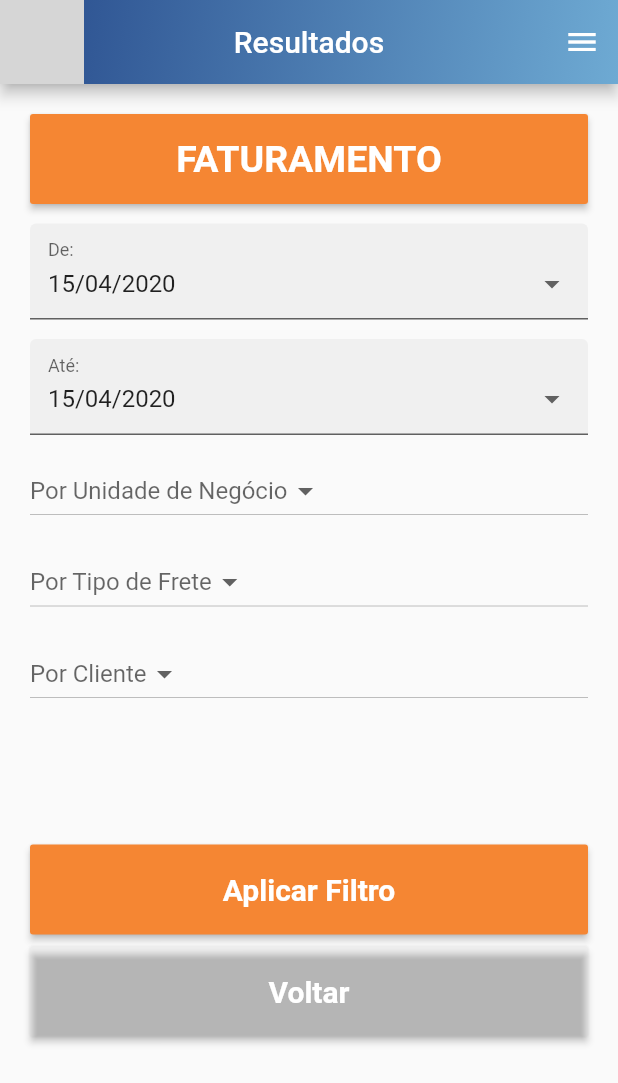
After one commit to rodrigoservicelogic/TMS-Mobile, a Flutter app: the FiltroFaturamento screen opened directly, on a phone screen of 412 x 824 dp. The commit adds this screen. Shown: the top 1083 px of the screen. Run offline on Flutter 3.47's test engine with Material 2 defaults, Android fonts, the light colour scheme and no system bars; our stand-ins replace date_format; grey boxes are pictures that could not be loaded.

Commit message:
Implemntado filtros basicos

```diff
--- a/lib/main.dart
+++ b/lib/main.dart
@@ -1,4 +1,5 @@
 import 'package:flutter/material.dart';
+import 'package:flutter_localizations/flutter_localizations.dart';
 
 import 'pages/splash-screen.dart';
 
@@ -14,6 +15,13 @@ class MyApp extends StatelessWidget {
         primarySwatch: Colors.blue,
       ),
       debugShowCheckedModeBanner: false,
+      localizationsDelegates: [
+        GlobalMaterialLocalizations.delegate,
+        GlobalWidgetsLocalizations.delegate,
+      ],
+      supportedLocales: [
+        const Locale('pt', 'BR'),
+      ],
       home: SplashScreen(),
     );
   }
--- /dev/null
+++ b/lib/pages/filtro-faturamento.dart
@@ -0,0 +1,191 @@
+import 'package:flutter/material.dart';
+import 'package:tms_mobile/widgets/dateTimePicker.dart';
+
+class FiltroFaturamento extends StatefulWidget {
+  @override
+  _FiltroFaturamentoState createState() => _FiltroFaturamentoState();
+}
+
+class _FiltroFaturamentoState extends State<FiltroFaturamento> {
+  DateTime _dataInicial, _dataFinal;
+  List<String> _unidades = ['Unidade 1', 'Unidade 2', 'Unidade 3', 'Unidade 4'];
+  String _selectedUnidade;
+  List<String> _fretes = ['Frete 1', 'Frete 2', 'Frete 3', 'Frete 4'];
+  String _selectedFrete;
+  List<String> _clientes = ['Cliente 1', 'Cliente 2', 'Cliente 3', 'Cliente 4'];
+  String _selectedCliente;
+
+  String dropdownValue = '';
+
+  @override
+  void initState() {
+    super.initState();
+
+    _dataInicial = DateTime.now();
+    _dataFinal = DateTime.now();
+  }
+
+  @override
+  Widget build(BuildContext context) {
+    return Scaffold(
+      appBar: AppBar(
+        centerTitle: true,
+        title: Text("Resultados"),
+        leading: SizedBox(
+          height: 10,
+          child: Image.asset(
+            "images/icon_resultados.png",
+          ),
+        ),
+        actions: <Widget>[
+          IconButton(
+            icon: Icon(Icons.menu),
+            onPressed: () {},
+          )
+        ],
+        flexibleSpace: Container(
+          decoration: BoxDecoration(
+              gradient: LinearGradient(
+                  begin: Alignment.topLeft,
+                  end: Alignment.bottomRight,
+                  colors: <Color>[
+                Color.fromRGBO(39, 74, 139, 1),
+                Color.fromRGBO(110, 170, 211, 1)
+              ])),
+        ),
+      ),
+      body: Container(
+        padding: EdgeInsets.all(20),
+        child: ListView(
+          children: <Widget>[
+            SizedBox(
+              height: 60,
+              width: double.infinity,
+              child: RaisedButton(
+                color: Color(0xFFF58633),
+                textColor: Colors.white,
+                child: Text(
+                  "FATURAMENTO",
+                  style: TextStyle(fontWeight: FontWeight.bold, fontSize: 25),
+                ),
+                onPressed: () {},
+              ),
+            ),
+            SizedBox(
+              height: 13,
+            ),
+            DateTimePicker(
+              labelText: "De:",
+              selectedDate: _dataInicial,
+              selectDate: (DateTime date) {
+                print(date);
+                setState(() {
+                  _dataInicial = date;
+                });
+              },
+            ),
+            SizedBox(
+              height: 13,
+            ),
+            DateTimePicker(
+              labelText: "Até:",
+              selectedDate: _dataFinal,
+              selectDate: (DateTime date) {
+                print(date);
+                setState(() {
+                  _dataFinal = date;
+                });
+              },
+            ),
+            SizedBox(
+              height: 13,
+            ),
+            DropdownButton(
+              hint: Text('Por Unidade de Negócio'),
+              value: _selectedUnidade,
+              onChanged: (newValue) {
+                setState(() {
+                  _selectedUnidade = newValue;
+                });
+              },
+              items: _unidades.map((unidade) {
+                return DropdownMenuItem(
+                  child: new Text(unidade),
+                  value: unidade,
+                );
+              }).toList(),
+            ),
+            SizedBox(
+              height: 13,
+            ),
+            DropdownButton(
+              hint: Text('Por Tipo de Frete'),
+              value: _selectedFrete,
+              onChanged: (newValue) {
+                setState(() {
+                  _selectedFrete = newValue;
+                });
+              },
+              items: _fretes.map((frete) {
+                return DropdownMenuItem(
+                  child: new Text(frete),
+                  value: frete,
+                );
+              }).toList(),
+            ),
+            SizedBox(
+              height: 13,
+            ),
+            DropdownButton(
+              hint: Text('Por Cliente'),
+              value: _selectedCliente,
+              onChanged: (newValue) {
+                setState(() {
+                  _selectedCliente = newValue;
+                });
+              },
+              items: _clientes.map((cliente) {
+                return DropdownMenuItem(
+                  child: new Text(cliente),
+                  value: cliente,
+                );
+              }).toList(),
+            ),
+            SizedBox(
+              height: 90,
+            ),
+            SizedBox(
+              height: 60,
+              width: 40,
+              child: RaisedButton(
+                color: Color(0xFFF58633),
+                textColor: Colors.white,
+                child: Text(
+                  "Aplicar Filtro",
+                  style: TextStyle(fontWeight: FontWeight.bold, fontSize: 20),
+                ),
+                onPressed: () {},
+              ),
+            ),
+            SizedBox(
+              height: 8,
+            ),
+            SizedBox(
+              height: 60,
+              width: 40,
+              child: RaisedButton(
+                color: Color(0xf0f0f0),
+                textColor: Colors.white,
+                child: Text(
+                  "Voltar",
+                  style: TextStyle(fontWeight: FontWeight.bold, fontSize: 20),
+                ),
+                onPressed: () {},
+              ),
+            ),
+          ],
+        ),
+      ),
+    );
+  }
+}
--- a/lib/pages/login-page.dart
+++ b/lib/pages/login-page.dart
@@ -1,5 +1,5 @@
 import 'package:flutter/material.dart';
-import 'package:tms_mobile/pages/teste.dart';
+import 'package:tms_mobile/pages/filtro-faturamento.dart';
 
 class LoginPage extends StatefulWidget {
   @override
@@ -86,10 +86,8 @@ class _LoginPageState extends State<LoginPage> {
                       ),
                       onPressed: () {
                         if (_formKey.currentState.validate()) {
-                          Navigator.of(context).push(MaterialPageRoute(
-                              builder: (context) => TestePage(
-                                    nome: loginCtrl.text,
-                                  )));
+                          Navigator.of(context).pushReplacement(MaterialPageRoute(
+                              builder: (context) => FiltroFaturamento()));
                         }
                       },
                     ),
--- /dev/null
+++ b/lib/widgets/dateTimePicker.dart
@@ -0,0 +1,92 @@
+import 'package:flutter/material.dart';
+import 'package:date_format/date_format.dart';
+
+class DateTimePicker extends StatelessWidget {
+  const DateTimePicker(
+      {Key key,
+      this.labelText,
+      this.selectedDate,
+      this.selectedTime,
+      this.selectDate,
+      this.selectTime})
+      : super(key: key);
+
+  final String labelText;
+  final DateTime selectedDate;
+  final TimeOfDay selectedTime;
+  final ValueChanged<DateTime> selectDate;
+  final ValueChanged<TimeOfDay> selectTime;
+
+  Future<void> _selectDate(BuildContext context) async {
+    final DateTime picked = await showDatePicker(
+        context: context,
+        initialDate: selectedDate,
+        firstDate: DateTime(1900, 1),
+        lastDate: DateTime(2101));
+    if (picked != null && picked != selectedDate) selectDate(picked);
+  }
+
+  @override
+  Widget build(BuildContext context) {
+    final TextStyle valueStyle = TextStyle(fontSize: 16.0);
+    return Row(
+      crossAxisAlignment: CrossAxisAlignment.end,
+      children: <Widget>[
+        Expanded(
+          flex: 4,
+          child: _InputDropdown(
+            labelText: labelText,
+            valueText: formatDate(selectedDate, [dd, '/', mm, '/', yyyy]),
+            valueStyle: valueStyle,
+            onPressed: () {
+              _selectDate(context);
+            },
+          ),
+        ),
+      ],
+    );
+  }
+}
+
+class _InputDropdown extends StatelessWidget {
+  const _InputDropdown(
+      {Key key,
+      this.child,
+      this.labelText,
+      this.valueText,
+      this.valueStyle,
+      this.onPressed})
+      : super(key: key);
+
+  final String labelText;
+  final String valueText;
+  final TextStyle valueStyle;
+  final VoidCallback onPressed;
+  final Widget child;
+
+  @override
+  Widget build(BuildContext context) {
+    return InkWell(
+      onTap: onPressed,
+      child: InputDecorator(
+        decoration: InputDecoration(
+          labelStyle: TextStyle(fontSize: 16.0, fontWeight: FontWeight.normal),
+          labelText: labelText,
+          filled: true
+        ),
+        baseStyle: valueStyle,
+        child: Row(
+          mainAxisAlignment: MainAxisAlignment.spaceBetween,
+          mainAxisSize: MainAxisSize.min,
+          children: <Widget>[
+            Text(valueText, style: valueStyle),
+            Icon(Icons.arrow_drop_down,
+                color: Theme.of(context).brightness == Brightness.light
+                    ? Colors.grey.shade700
+                    : Colors.white70),
+          ],
+        ),
+      ),
+    );
+  }
+}
--- a/pubspec.yaml
+++ b/pubspec.yaml
@@ -19,12 +19,15 @@ environment:
 dependencies:
   flutter:
     sdk: flutter
+  flutter_localizations:
+    sdk: flutter
 
   # The following adds the Cupertino Icons font to your application.
   # Use with the CupertinoIcons class for iOS style icons.
   cupertino_icons: ^0.1.2
   http: ^0.12.0+2
   shared_preferences: ^0.5.6
+  date_format: ^1.0.6
   mobx:
   flutter_mobx:
   get_it:
```
Also changed, not shown: lib/pages/selecao-empresa-page.dart (added, +22 -0 lines), pubspec.lock.
